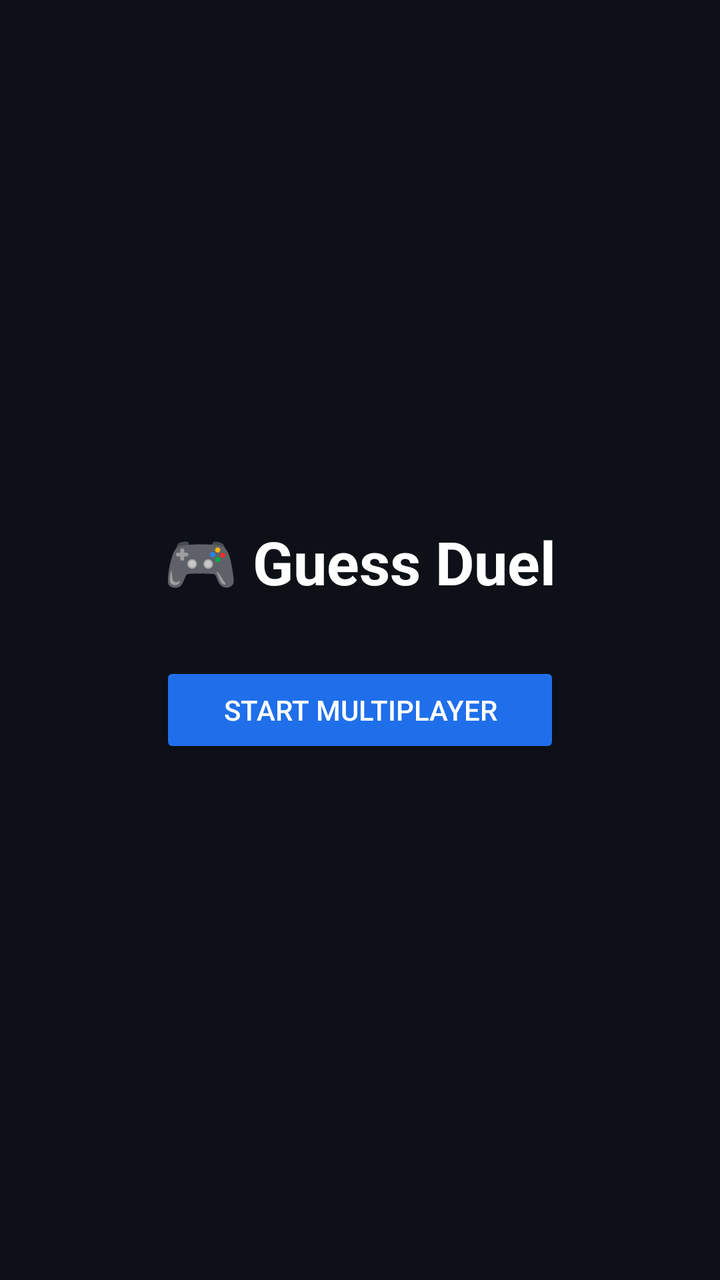
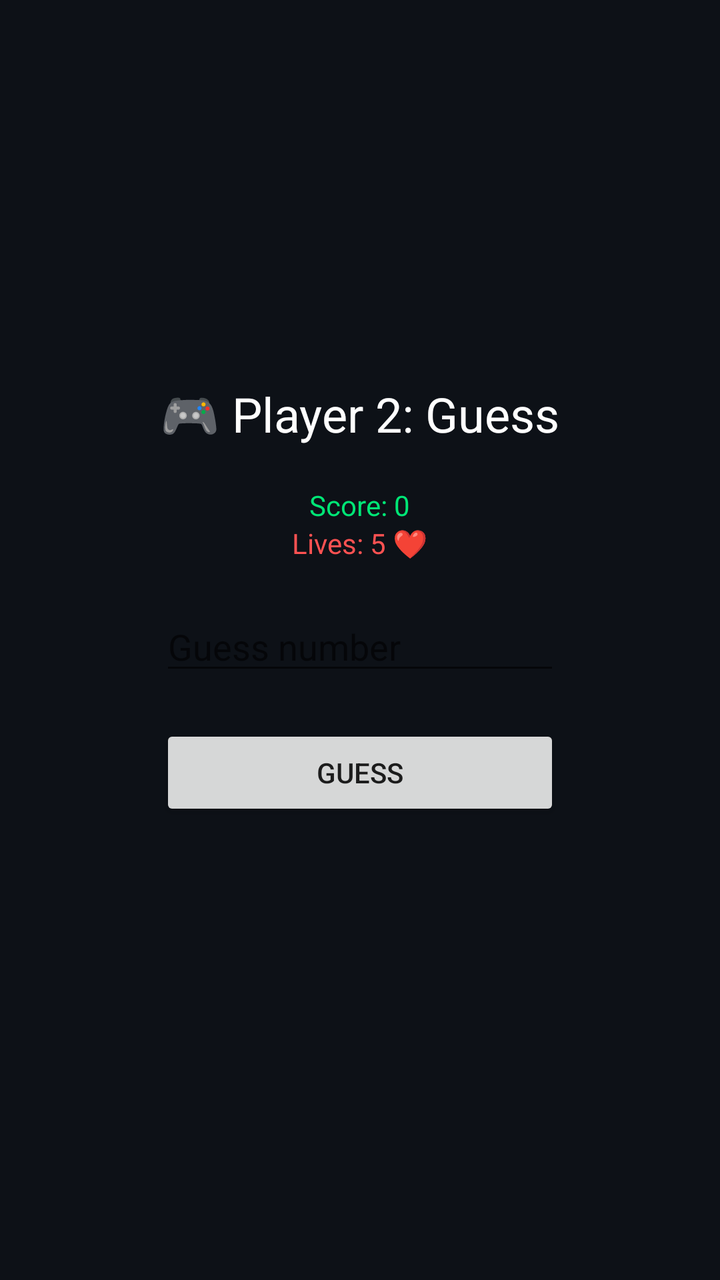

Screens rendered from an Android XML layout before and after an edit, with the pre-edit source and the edit as a unified diff.
<!-- AndroidManifest.xml: application theme android:Theme.Material.Light.NoActionBar -->
<!-- res/layout/activity_game.xml -->
<?xml version="1.0" encoding="utf-8"?>
<LinearLayout
    xmlns:android="http://schemas.android.com/apk/res/android"
    android:orientation="vertical"
    android:gravity="center"
    android:background="#0D1117"
    android:layout_width="match_parent"
    android:layout_height="match_parent">

    <TextView
        android:text="🎮 Guess Duel"
        android:textSize="30sp"
        android:textStyle="bold"
        android:textColor="#FFFFFF"
        android:layout_marginBottom="30dp"
        android:layout_width="wrap_content"
        android:layout_height="wrap_content"/>

    <Button
        android:id="@+id/startBtn"
        android:text="Start Multiplayer"
        android:backgroundTint="#1F6FEB"
        android:textColor="#FFFFFF"
        android:layout_width="200dp"
        android:layout_height="wrap_content"/>

</LinearLayout>
<!-- resources referenced by this layout -->
<resources>

</resources>

<!-- the commit's change to res/layout/activity_game.xml (unified diff, before → after) -->
@@ -8,20 +8,48 @@
     android:layout_height="match_parent">
 
     <TextView
-        android:text="🎮 Guess Duel"
-        android:textSize="30sp"
-        android:textStyle="bold"
+        android:text="🎮 Player 2: Guess"
+        android:textSize="24sp"
         android:textColor="#FFFFFF"
-        android:layout_marginBottom="30dp"
+        android:layout_marginBottom="20dp"
         android:layout_width="wrap_content"
         android:layout_height="wrap_content"/>
 
-    <Button
-        android:id="@+id/startBtn"
-        android:text="Start Multiplayer"
-        android:backgroundTint="#1F6FEB"
+    <TextView
+        android:id="@+id/scoreText"
+        android:text="Score: 0"
+        android:textColor="#00E676"
+        android:layout_width="wrap_content"
+        android:layout_height="wrap_content"/>
+
+    <TextView
+        android:id="@+id/livesText"
+        android:text="Lives: 5 ❤️"
+        android:textColor="#FF5252"
+        android:layout_marginBottom="20dp"
+        android:layout_width="wrap_content"
+        android:layout_height="wrap_content"/>
+
+    <EditText
+        android:id="@+id/input"
+        android:hint="Guess number"
         android:textColor="#FFFFFF"
         android:layout_width="200dp"
         android:layout_height="wrap_content"/>
 
+    <Button
+        android:id="@+id/submitBtn"
+        android:text="Guess"
+        android:layout_marginTop="20dp"
+        android:layout_width="200dp"
+        android:layout_height="wrap_content"/>
+
+    <TextView
+        android:id="@+id/resultText"
+        android:text=""
+        android:textColor="#FFFFFF"
+        android:layout_marginTop="20dp"
+        android:layout_width="wrap_content"
+        android:layout_height="wrap_content"/>
+
 </LinearLayout>
